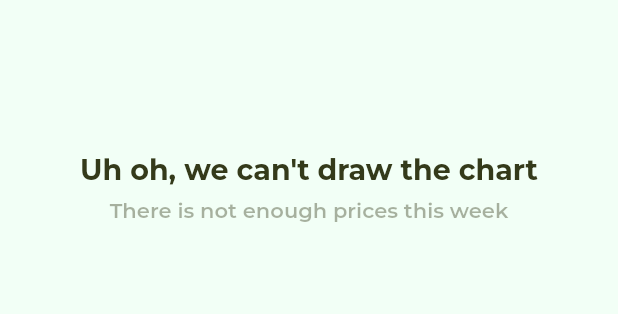
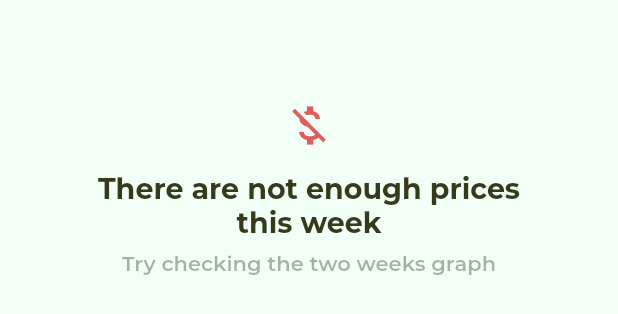
Before and after one commit to nazrinharris/farmhub, a Flutter app: the TwoLinedErrorText widget shown alone on an empty page, opened directly, on a phone screen of 412 x 824 dp. Shown: the top 314 px of the screen. Run offline on Flutter 3.47's test engine with Material 2 defaults, Android fonts, the phone set to English and light mode, and no system bars; our stand-ins replace bloc, clock, cloud_firestore, equatable, firebase_auth, firebase_core and 14 more; missing offline and left inert: bottom_nav_layout, cloud_firestore_web, firebase_auth_web, firebase_core_web, google_sign_in_web, ndialog and 1 more; accounts and stored records are empty; project files that could hold a hidden picture were left out.

Commit message:
Progress on #81
Each graph now shows a proper message if there are not enough prices to draw the graph, and suggests the next graph

```diff
--- a/lib/presentation/smart_widgets/large_price_chart.dart
+++ b/lib/presentation/smart_widgets/large_price_chart.dart
@@ -59,8 +59,8 @@ class LargePriceChart extends StatelessWidget {
         print(produce.weeklyPrices);
         if (produce.weeklyPrices.length <= 1) {
           return const TwoLinedErrorText(
-            firstLineMessage: "Uh oh, we can't draw the chart",
-            secondLineMessage: "There is not enough prices this week",
+            firstLineMessage: "There are not enough prices this week",
+            secondLineMessage: "Try checking the two weeks graph",
           );
         }
         return LargeOneWeekChart(produce);
@@ -74,10 +74,10 @@ class LargePriceChart extends StatelessWidget {
                 "This is most likely because this produce is very new and has not yet been updated",
           );
         } else {
-          if (twoWeeksPricesList!.length == 1) {
+          if (twoWeeksPricesList!.length <= 1) {
             return const TwoLinedErrorText(
-              firstLineMessage: "Uh oh, we can't draw the chart",
-              secondLineMessage: "This is because there is only one price for this Produce.",
+              firstLineMessage: "There are not enough prices for the last two weeks",
+              secondLineMessage: "Try checking the one month graph",
             );
           }
           return LargeTwoWeekChart(produce, twoWeeksPricesList!);
@@ -90,10 +90,10 @@ class LargePriceChart extends StatelessWidget {
                 "This is most likely because this produce is very new and has not yet been updated",
           );
         } else {
-          if (oneMonthPricesList!.length == 1) {
+          if (oneMonthPricesList!.length <= 1) {
             return const TwoLinedErrorText(
-              firstLineMessage: "Uh oh, we can't draw the chart",
-              secondLineMessage: "This is because there is only one price for this Produce.",
+              firstLineMessage: "There are not enough prices for the last month",
+              secondLineMessage: "Try checking the two months graph",
             );
           }
           return LargeOneMonthChart(produce, oneMonthPricesList!);
@@ -106,10 +106,10 @@ class LargePriceChart extends StatelessWidget {
                 "This is most likely because this produce is very new and has not yet been updated",
           );
         } else {
-          if (twoMonthPricesList!.length == 1) {
+          if (twoMonthPricesList!.length <= 1) {
             return const TwoLinedErrorText(
-              firstLineMessage: "Uh oh, we can't draw the chart",
-              secondLineMessage: "This is because there is only one price for this Produce.",
+              firstLineMessage: "There are not enough prices for the last two months",
+              secondLineMessage: "Try checking the six months graph",
             );
           }
           return LargeTwoMonthChart(produce, twoMonthPricesList!);
@@ -124,8 +124,8 @@ class LargePriceChart extends StatelessWidget {
         } else {
           if (sixMonthPricesList!.length == 1) {
             return const TwoLinedErrorText(
-              firstLineMessage: "Uh oh, we can't draw the chart",
-              secondLineMessage: "This is because there is only one price for this Produce.",
+              firstLineMessage: "There are not enough prices for the last six months",
+              secondLineMessage: "Try checking the one year graph",
             );
           }
           return LargeSixMonthChart(produce, sixMonthPricesList!);
@@ -140,8 +140,8 @@ class LargePriceChart extends StatelessWidget {
         } else {
           if (oneYearPricesList!.length == 1) {
             return const TwoLinedErrorText(
-              firstLineMessage: "Uh oh, we can't draw the chart",
-              secondLineMessage: "This is because there is only one price for this Produce.",
+              firstLineMessage: "There are not enough prices for the last year",
+              secondLineMessage: "",
             );
           }
           return LargeOneYearChart(produce, oneYearPricesList!);
@@ -821,6 +821,12 @@ class TwoLinedErrorText extends StatelessWidget {
           mainAxisAlignment: MainAxisAlignment.center,
           crossAxisAlignment: CrossAxisAlignment.center,
           children: [
+            Icon(
+              Icons.money_off,
+              color: Theme.of(context).colorScheme.error,
+              size: 34,
+            ),
+            UIVerticalSpace14(),
             Text(
               firstLineMessage ?? "Not Implemented",
               textAlign: TextAlign.center,
```
